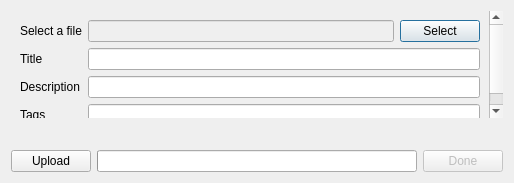
Above: uploaddialog.ui from kshlm/FreOffice-Online-Services-Plugin before the change. Below: the same form after it.
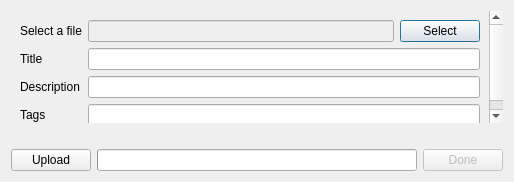
That is the form after the change.

Patch:
```diff
--- a/uploaddialog.ui
+++ b/uploaddialog.ui
@@ -7,7 +7,7 @@
     <x>0</x>
     <y>0</y>
     <width>514</width>
-    <height>183</height>
+    <height>182</height>
    </rect>
   </property>
   <property name="windowTitle">
@@ -31,7 +31,7 @@
         <x>0</x>
         <y>0</y>
         <width>506</width>
-        <height>119</height>
+        <height>123</height>
        </rect>
       </property>
       <layout class="QVBoxLayout" name="verticalLayout_2">
@@ -96,7 +96,14 @@
           </widget>
          </item>
          <item row="3" column="1">
-          <widget class="QLineEdit" name="tagsEdit"/>
+          <widget class="QLineEdit" name="tagsEdit">
+           <property name="contextMenuPolicy">
+            <enum>Qt::DefaultContextMenu</enum>
+           </property>
+           <property name="frame">
+            <bool>true</bool>
+           </property>
+          </widget>
          </item>
         </layout>
        </item>
@@ -106,39 +113,19 @@
    </item>
    <item>
     <layout class="QHBoxLayout" name="horizontalLayout_3">
-     <item>
-      <spacer name="horizontalSpacer">
-       <property name="orientation">
-        <enum>Qt::Horizontal</enum>
-       </property>
-       <property name="sizeHint" stdset="0">
-        <size>
-         <width>40</width>
-         <height>20</height>
-        </size>
-       </property>
-      </spacer>
-     </item>
      <item>
       <widget class="QLabel" name="uploadLabel">
        <property name="text">
         <string/>
        </property>
+       <property name="alignment">
+        <set>Qt::AlignCenter</set>
+       </property>
+       <property name="wordWrap">
+        <bool>true</bool>
+       </property>
       </widget>
      </item>
-     <item>
-      <spacer name="horizontalSpacer_2">
-       <property name="orientation">
-        <enum>Qt::Horizontal</enum>
-       </property>
-       <property name="sizeHint" stdset="0">
-        <size>
-         <width>40</width>
-         <height>20</height>
-        </size>
-       </property>
-      </spacer>
-     </item>
     </layout>
    </item>
    <item>
```
